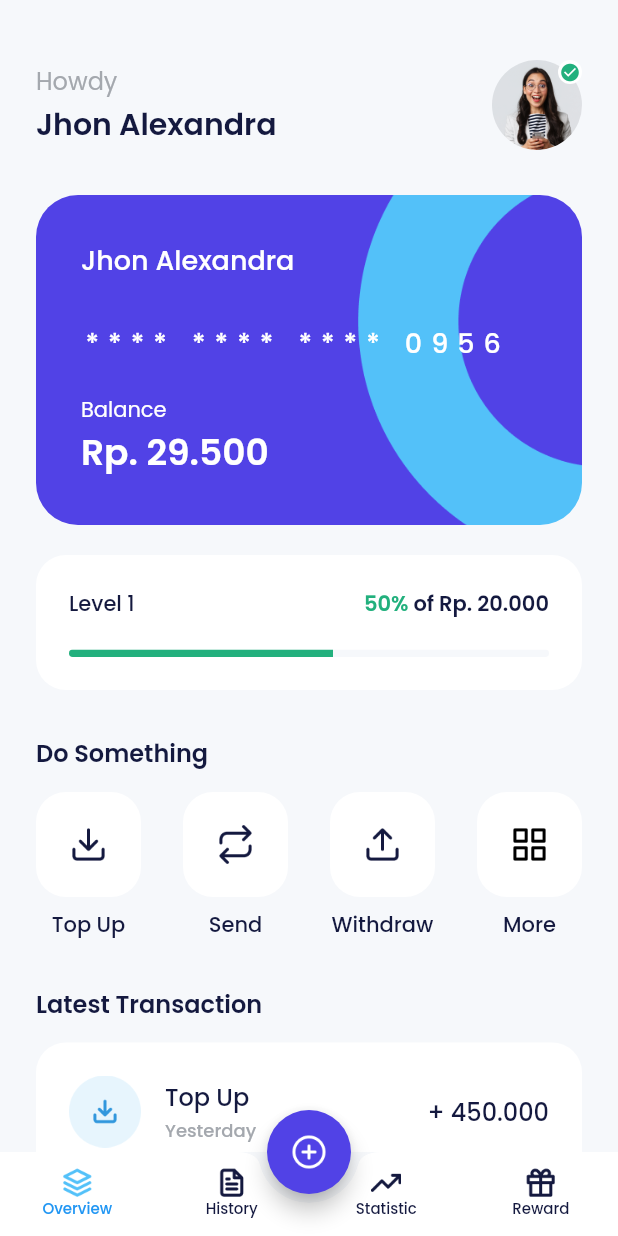
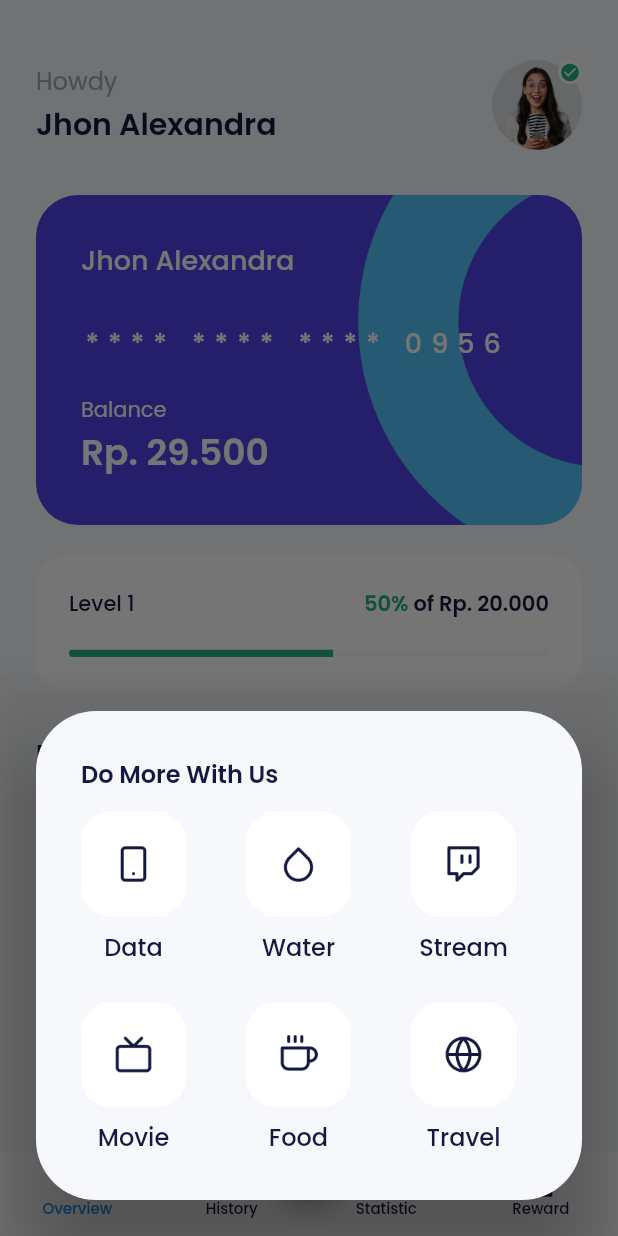
Before and after one commit to yusuffront99/e-wallet-app, a Flutter app: the HomePage screen opened by its route, after a tap on "More", on a phone screen of 412 x 824 dp. Run offline on Flutter 3.47's test engine with Material 2 defaults, Android fonts, the phone set to English and light mode, and no system bars; our stand-ins replace carousel_slider, google_fonts.

Commit message:
created and modified codes: package page

```diff
--- a/lib/main.dart
+++ b/lib/main.dart
@@ -1,4 +1,7 @@
 import 'package:e_wallet_app/shared/theme.dart';
+import 'package:e_wallet_app/ui/pages/data_package_page.dart';
+import 'package:e_wallet_app/ui/pages/data_provider_page.dart';
+import 'package:e_wallet_app/ui/pages/data_success_page.dart';
 import 'package:e_wallet_app/ui/pages/home_page.dart';
 import 'package:e_wallet_app/ui/pages/onboarding_page.dart';
 import 'package:e_wallet_app/ui/pages/pin_page.dart';
@@ -64,6 +67,10 @@ class MyApp extends StatelessWidget {
         '/transfer': (context) => const TransferPage(),
         '/transfer-amount': (context) => const TransferAmountPage(),
         '/transfer-success': (context) => const TransferSuccessPage(),
+        // ========== PROVIDER PAGE
+        '/data-provider': (context) => const DataProviderPage(),
+        '/data-package': (context) => const DataPackagePage(),
+        '/data-success': (context) => const DataSuccessPage(),
       },
     );
   }
--- a/lib/ui/pages/home_page.dart
+++ b/lib/ui/pages/home_page.dart
@@ -313,7 +313,12 @@ class HomePage extends StatelessWidget {
               HomeServiceItem(
                 iconUrl: 'assets/ic_more.png',
                 title: 'More',
-                onTap: () {},
+                onTap: () {
+                  showDialog(
+                    context: context,
+                    builder: (context) => const MoreDialog(),
+                  );
+                },
               ),
             ],
           ),
@@ -480,3 +485,88 @@ class HomePage extends StatelessWidget {
   }
   // === friendly tips
 }
+
+class MoreDialog extends StatelessWidget {
+  const MoreDialog({super.key});
+
+  @override
+  Widget build(BuildContext context) {
+    return AlertDialog(
+      backgroundColor: Colors.transparent,
+      insetPadding: EdgeInsets.zero,
+      alignment: Alignment.bottomCenter,
+      content: Container(
+        padding: const EdgeInsets.all(30),
+        height: 326,
+        width: MediaQuery.of(context).size.width,
+        decoration: BoxDecoration(
+          borderRadius: BorderRadius.circular(40),
+          color: lightBackgroundColor,
+        ),
+        child: Column(
+          crossAxisAlignment: CrossAxisAlignment.start,
+          children: [
+            Text(
+              'Do More With Us',
+              style: blackTextStyle.copyWith(
+                fontSize: 16,
+                fontWeight: semiBold,
+              ),
+            ),
+            const SizedBox(
+              height: 13,
+            ),
+            Wrap(
+              spacing: 40,
+              runSpacing: 25,
+              children: [
+                HomeServiceItem(
+                  iconUrl: 'assets/ic_product_data.png',
+                  title: 'Data',
+                  onTap: () {
+                    Navigator.pushNamed(context, '/data-provider');
+                  },
+                ),
+                HomeServiceItem(
+                  iconUrl: 'assets/ic_product_water.png',
+                  title: 'Water',
+                  onTap: () {
+                    Navigator.pushNamed(context, '/topup');
+                  },
+                ),
+                HomeServiceItem(
+                  iconUrl: 'assets/ic_product_stream.png',
+                  title: 'Stream',
+                  onTap: () {
+                    Navigator.pushNamed(context, '/topup');
+                  },
+                ),
+                HomeServiceItem(
+                  iconUrl: 'assets/ic_product_movie.png',
+                  title: 'Movie',
+                  onTap: () {
+                    Navigator.pushNamed(context, '/topup');
+                  },
+                ),
+                HomeServiceItem(
+                  iconUrl: 'assets/ic_product_food.png',
+                  title: 'Food',
+                  onTap: () {
+                    Navigator.pushNamed(context, '/topup');
+                  },
+                ),
+                HomeServiceItem(
+                  iconUrl: 'assets/ic_product_travel.png',
+                  title: 'Travel',
+                  onTap: () {
+                    Navigator.pushNamed(context, '/topup');
+                  },
+                ),
+              ],
+            ),
+          ],
+        ),
+      ),
+    );
+  }
+}
```
Also changed, not shown: lib/ui/pages/data_package_page.dart (added, +92 -0 lines), lib/ui/pages/data_provider_item.dart (added, +61 -0 lines), lib/ui/pages/data_provider_page.dart (added, +105 -0 lines), lib/ui/pages/data_success_page.dart (added, +52 -0 lines), lib/ui/widgets/package_item.dart (added, +55 -0 lines).
